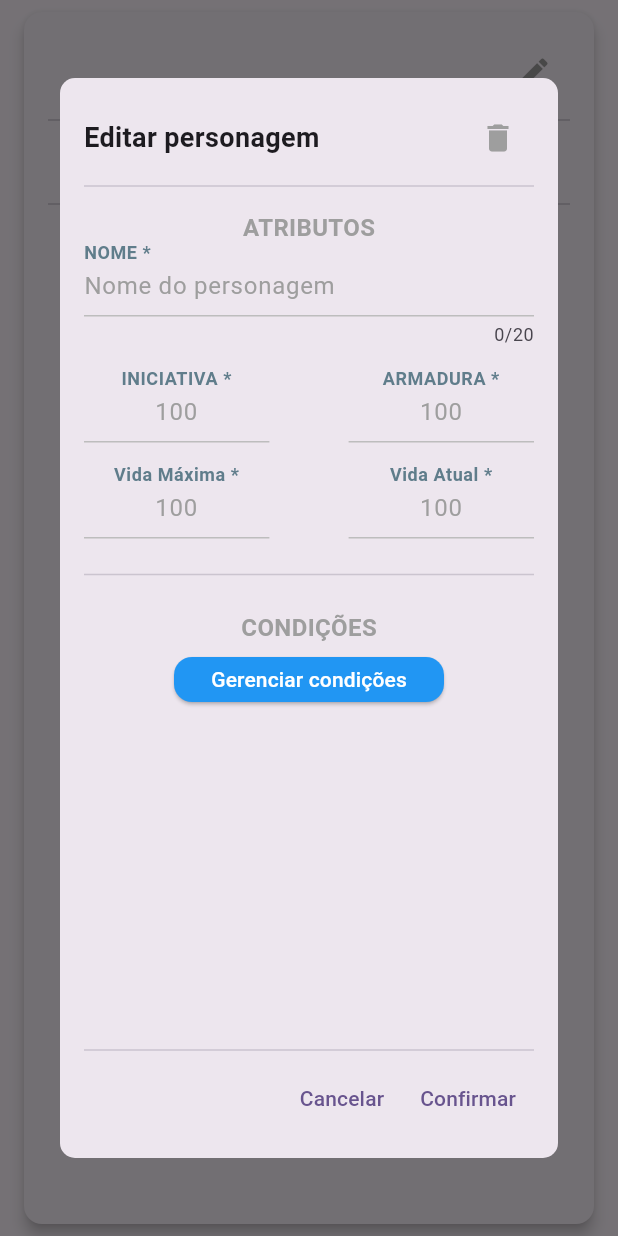
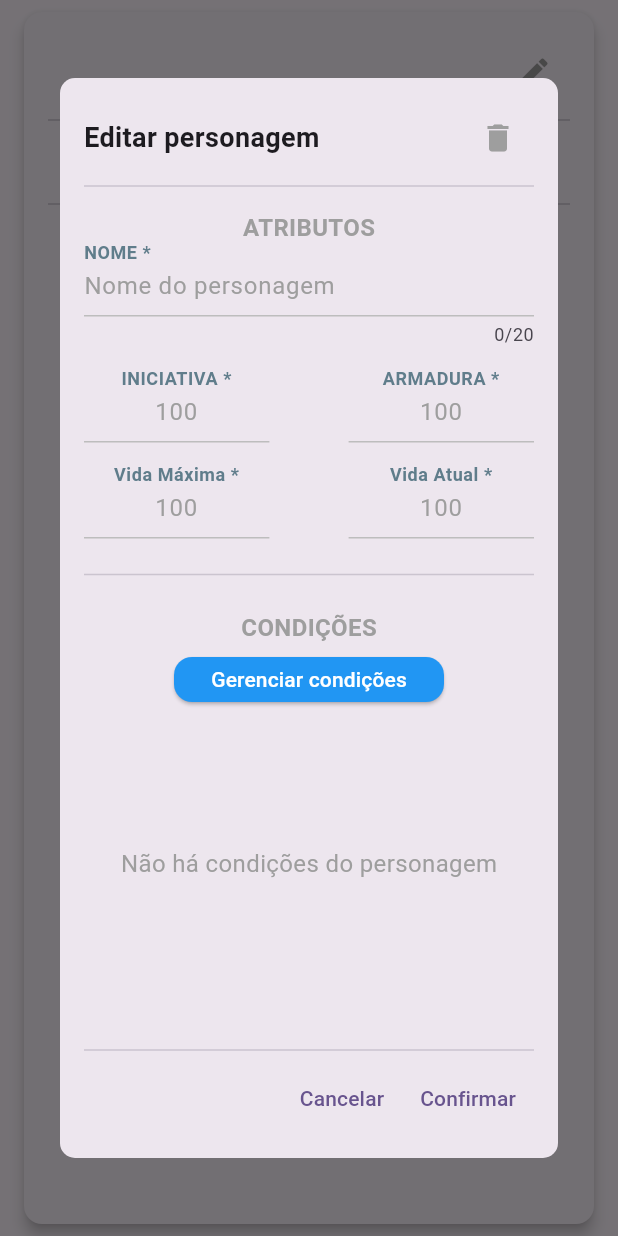
Before and after one commit to Gustavo-Vinicius-Santana/rpg-dm-combat-assistant, a Flutter app: the CardPersonInCombat widget shown alone on an empty page, opened directly with empty values, after a tap on the "edit" icon, on a phone screen of 412 x 824 dp. Run offline on Flutter 3.47's test engine with Material 3 defaults, Android fonts, the phone set to English and light mode, and no system bars; our stand-ins replace flutter_svg, sqflite; accounts and stored records are empty.

Commit message:
[feature - ui - comple] (menssagem quando não há condição) Ajustando menssagem para quando não há condições cadastradas no persongem

```diff
--- a/lib/Ui/Components/Cards/CardPersonInCombat.dart
+++ b/lib/Ui/Components/Cards/CardPersonInCombat.dart
@@ -223,7 +223,7 @@ class _CardPersonInCombatState extends State<CardPersonInCombat> {
                       }).toList()
                     : [
                         const Text(
-                          "Não há condições",
+                          "Não há condições do personagem",
                           style: TextStyle(fontSize: 12, color: Colors.grey),
                         ),
                       ],
--- a/lib/Ui/Components/Lists/ListSimpleConditions.dart
+++ b/lib/Ui/Components/Lists/ListSimpleConditions.dart
@@ -12,16 +12,27 @@ class ListSimpleConditions extends StatefulWidget {
 class _ListSimpleConditionsState extends State<ListSimpleConditions> {
   @override
   Widget build(BuildContext context) {
+    if (widget.personConditions.isEmpty) {
+      return const Center(
+        child: Text(
+          "Não há condições do personagem",
+          style: TextStyle(fontSize: 16, color: Colors.grey),
+        ),
+      );
+    }
+
     return ListView.builder(
       padding: EdgeInsets.zero,
       itemCount: widget.personConditions.length,
       itemBuilder: (context, index) {
-        return Column(children: [
-          CardSimpleCondition(
-            name: widget.personConditions[index]['name_id'],
-            description: widget.personConditions[index]['description'],
-          ),
-        ]);
+        return Column(
+          children: [
+            CardSimpleCondition(
+              name: widget.personConditions[index]['name_id'],
+              description: widget.personConditions[index]['description'],
+            ),
+          ],
+        );
       },
     );
   }
```
